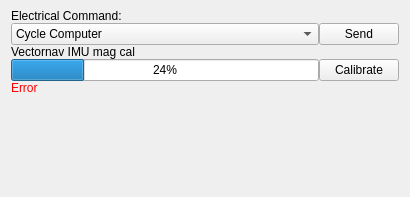
Before: the Qt Designer form riptide_rviz/riptide_rviz/src/ElectricalPanel.ui in osu-uwrt/riptide_gui, drawn with Qt 5.
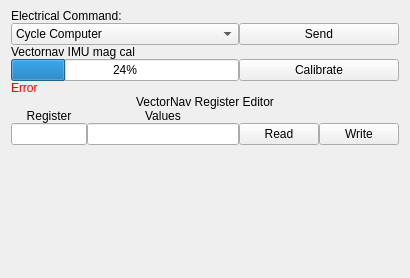
After: the same form once the commit is applied.

Commit message: Broken IMU config

```diff
--- a/riptide_rviz/riptide_rviz/src/ElectricalPanel.ui
+++ b/riptide_rviz/riptide_rviz/src/ElectricalPanel.ui
@@ -7,7 +7,7 @@
     <x>0</x>
     <y>0</y>
     <width>410</width>
-    <height>197</height>
+    <height>278</height>
    </rect>
   </property>
   <property name="sizePolicy">
@@ -28,6 +28,36 @@
    </property>
    <item>
     <layout class="QGridLayout" name="gridLayout">
+     <item row="9" column="0">
+      <layout class="QHBoxLayout" name="textboxLayout">
+       <item>
+        <widget class="QLineEdit" name="registerNum">
+         <property name="sizePolicy">
+          <sizepolicy hsizetype="Expanding" vsizetype="Fixed">
+           <horstretch>1</horstretch>
+           <verstretch>0</verstretch>
+          </sizepolicy>
+         </property>
+        </widget>
+       </item>
+       <item>
+        <widget class="QLineEdit" name="registerData">
+         <property name="sizePolicy">
+          <sizepolicy hsizetype="Expanding" vsizetype="Fixed">
+           <horstretch>2</horstretch>
+           <verstretch>0</verstretch>
+          </sizepolicy>
+         </property>
+         <property name="minimumSize">
+          <size>
+           <width>148</width>
+           <height>0</height>
+          </size>
+         </property>
+        </widget>
+       </item>
+      </layout>
+     </item>
      <item row="0" column="0" colspan="2">
       <widget class="QLabel" name="label">
        <property name="text">
@@ -35,29 +65,6 @@
        </property>
       </widget>
      </item>
-     <item row="2" column="0">
-      <widget class="QLabel" name="label_2">
-       <property name="text">
-        <string>Vectornav IMU mag cal</string>
-       </property>
-      </widget>
-     </item>
-     <item row="7" column="0">
-      <spacer name="verticalSpacer_2">
-       <property name="orientation">
-        <enum>Qt::Vertical</enum>
-       </property>
-       <property name="sizeType">
-        <enum>QSizePolicy::Minimum</enum>
-       </property>
-       <property name="sizeHint" stdset="0">
-        <size>
-         <width>20</width>
-         <height>40</height>
-        </size>
-       </property>
-      </spacer>
-     </item>
      <item row="6" column="0">
       <widget class="QLabel" name="errLabel">
        <property name="enabled">
@@ -84,12 +91,36 @@
        </property>
       </widget>
      </item>
-     <item row="4" column="1">
-      <widget class="QPushButton" name="magCalSend">
-       <property name="text">
-        <string>Calibrate</string>
+     <item row="12" column="0">
+      <spacer name="verticalSpacer">
+       <property name="orientation">
+        <enum>Qt::Vertical</enum>
        </property>
-      </widget>
+       <property name="sizeHint" stdset="0">
+        <size>
+         <width>20</width>
+         <height>40</height>
+        </size>
+       </property>
+      </spacer>
+     </item>
+     <item row="9" column="1">
+      <layout class="QHBoxLayout" name="buttonLayout">
+       <item>
+        <widget class="QPushButton" name="imuRead">
+         <property name="text">
+          <string>Read</string>
+         </property>
+        </widget>
+       </item>
+       <item>
+        <widget class="QPushButton" name="imuWrite">
+         <property name="text">
+          <string>Write</string>
+         </property>
+        </widget>
+       </item>
+      </layout>
      </item>
      <item row="1" column="0">
       <widget class="QComboBox" name="commandSelect">
@@ -159,6 +190,13 @@
        </item>
       </widget>
      </item>
+     <item row="2" column="0">
+      <widget class="QLabel" name="label_2">
+       <property name="text">
+        <string>Vectornav IMU mag cal</string>
+       </property>
+      </widget>
+     </item>
      <item row="1" column="1">
       <widget class="QPushButton" name="commandSend">
        <property name="text">
@@ -166,11 +204,14 @@
        </property>
       </widget>
      </item>
-     <item row="9" column="0">
-      <spacer name="verticalSpacer">
+     <item row="10" column="0">
+      <spacer name="verticalSpacer_2">
        <property name="orientation">
         <enum>Qt::Vertical</enum>
        </property>
+       <property name="sizeType">
+        <enum>QSizePolicy::Minimum</enum>
+       </property>
        <property name="sizeHint" stdset="0">
         <size>
          <width>20</width>
@@ -179,6 +220,59 @@
        </property>
       </spacer>
      </item>
+     <item row="4" column="1">
+      <widget class="QPushButton" name="magCalSend">
+       <property name="text">
+        <string>Calibrate</string>
+       </property>
+      </widget>
+     </item>
+     <item row="8" column="0">
+      <layout class="QHBoxLayout" name="labelLayout">
+       <item>
+        <widget class="QLabel" name="valuesTxt">
+         <property name="sizePolicy">
+          <sizepolicy hsizetype="Preferred" vsizetype="Preferred">
+           <horstretch>1</horstretch>
+           <verstretch>0</verstretch>
+          </sizepolicy>
+         </property>
+         <property name="text">
+          <string>Register</string>
+         </property>
+         <property name="alignment">
+          <set>Qt::AlignCenter</set>
+         </property>
+        </widget>
+       </item>
+       <item>
+        <widget class="QLabel" name="registerTxt">
+         <property name="sizePolicy">
+          <sizepolicy hsizetype="Preferred" vsizetype="Preferred">
+           <horstretch>2</horstretch>
+           <verstretch>0</verstretch>
+          </sizepolicy>
+         </property>
+         <property name="text">
+          <string>Values</string>
+         </property>
+         <property name="alignment">
+          <set>Qt::AlignCenter</set>
+         </property>
+        </widget>
+       </item>
+      </layout>
+     </item>
+     <item row="7" column="0" colspan="2">
+      <widget class="QLabel" name="label_3">
+       <property name="text">
+        <string>VectorNav Register Editor</string>
+       </property>
+       <property name="alignment">
+        <set>Qt::AlignCenter</set>
+       </property>
+      </widget>
+     </item>
     </layout>
    </item>
   </layout>
```
The commit also changes 2 other files.
